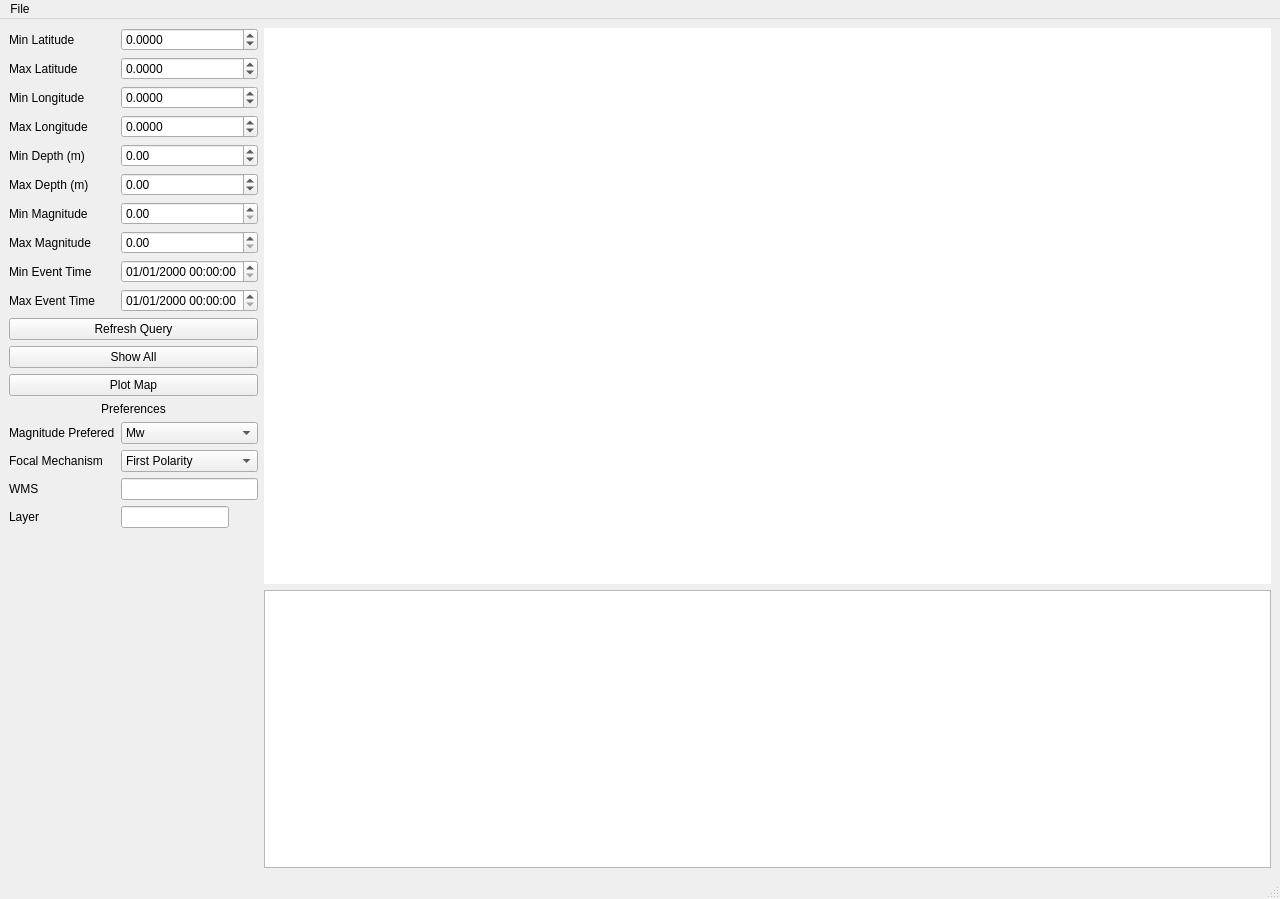
The window that isp/resources/designer_uis/EventLocationFrame.ui (ProjectISP/ISP) describes before a commit, drawn with Qt 5.
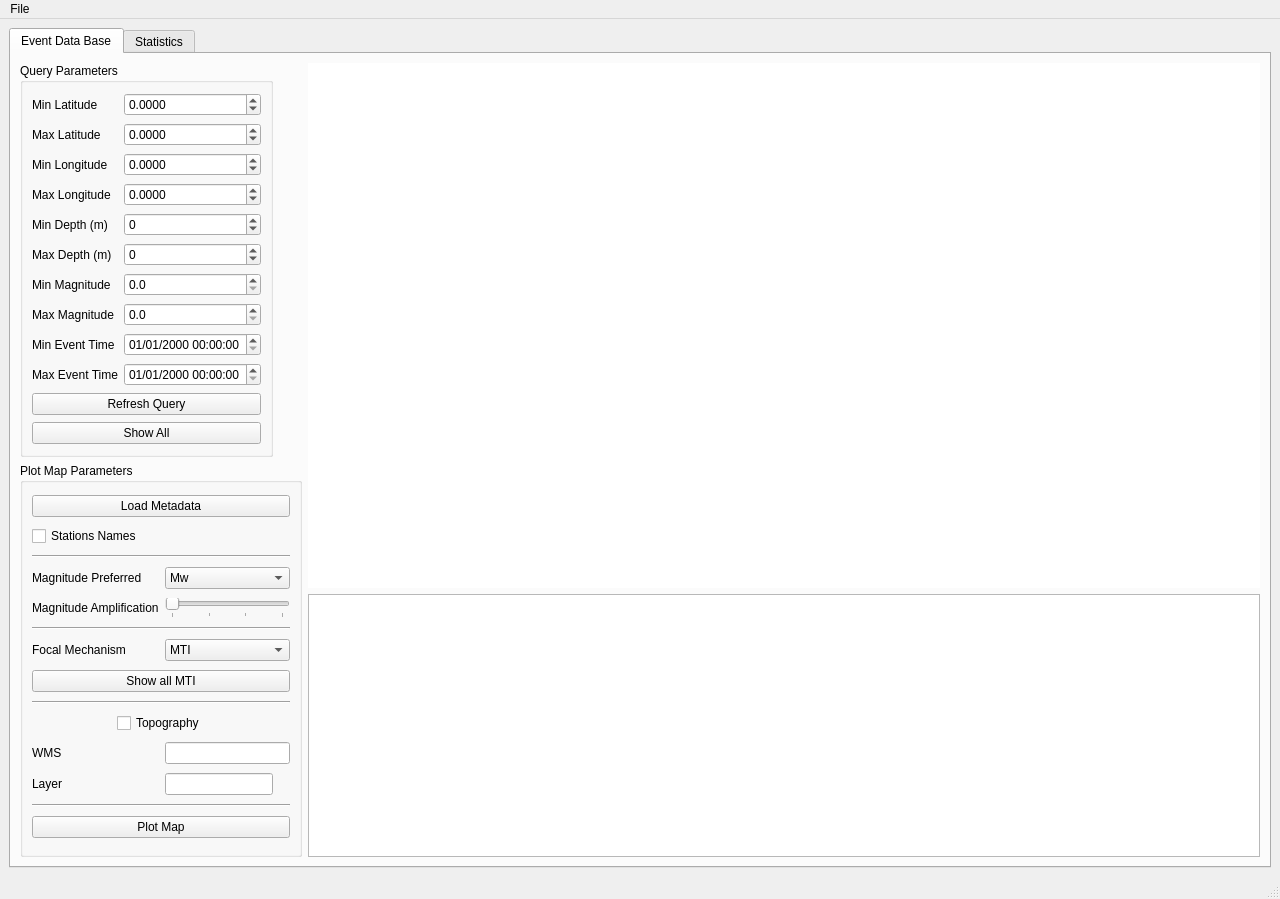
The same window after the commit. Custom widgets are drawn as their Qt base class.

Commit message: Included New DataBase Frame adapted to ISP-SurfQuake

Patch:
```diff
--- a/isp/resources/designer_uis/EventLocationFrame.ui
+++ b/isp/resources/designer_uis/EventLocationFrame.ui
@@ -34,17 +34,38 @@
    </property>
    <layout class="QHBoxLayout" name="horizontalLayout">
     <item>
-     <layout class="QFormLayout" name="formLayout">
+     <widget class="QTabWidget" name="tabWidget">
+      <property name="currentIndex">
+       <number>0</number>
+      </property>
+      <widget class="QWidget" name="tab">
+       <attribute name="title">
+        <string>Event Data Base</string>
+       </attribute>
+       <layout class="QHBoxLayout" name="horizontalLayout_2">
+        <item>
+         <layout class="QVBoxLayout" name="verticalLayout_2">
       <property name="leftMargin">
        <number>0</number>
       </property>
-      <item row="0" column="0">
-       <widget class="QLabel" name="label_2">
-        <property name="text">
-         <string>Min Latitude</string>
-        </property>
-       </widget>
-      </item>
+          <item>
+           <widget class="QGroupBox" name="groupBox">
+            <property name="sizePolicy">
+             <sizepolicy hsizetype="Maximum" vsizetype="Preferred">
+              <horstretch>0</horstretch>
+              <verstretch>0</verstretch>
+             </sizepolicy>
+            </property>
+            <property name="minimumSize">
+             <size>
+              <width>0</width>
+              <height>67</height>
+             </size>
+            </property>
+            <property name="title">
+             <string>Query Parameters</string>
+            </property>
+            <layout class="QGridLayout" name="gridLayout">
       <item row="0" column="1">
        <widget class="QDoubleSpinBox" name="minLat">
         <property name="sizePolicy">
@@ -64,29 +85,16 @@
         </property>
        </widget>
       </item>
-      <item row="1" column="0">
-       <widget class="QLabel" name="label_3">
-        <property name="text">
-         <string>Max Latitude</string>
-        </property>
-       </widget>
-      </item>
-      <item row="1" column="1">
-       <widget class="QDoubleSpinBox" name="maxLat">
+             <item row="9" column="1">
+              <widget class="QDateTimeEdit" name="maxOrig">
         <property name="sizePolicy">
          <sizepolicy hsizetype="Preferred" vsizetype="Fixed">
           <horstretch>0</horstretch>
           <verstretch>0</verstretch>
          </sizepolicy>
         </property>
-        <property name="decimals">
-         <number>4</number>
-        </property>
-        <property name="minimum">
-         <double>-90.000000000000000</double>
-        </property>
-        <property name="maximum">
-         <double>90.000000000000000</double>
+               <property name="displayFormat">
+                <string>dd/MM/yyyy HH:mm:ss</string>
         </property>
        </widget>
       </item>
@@ -97,6 +105,82 @@
         </property>
        </widget>
       </item>
+             <item row="8" column="1">
+              <widget class="QDateTimeEdit" name="minOrig">
+               <property name="sizePolicy">
+                <sizepolicy hsizetype="Preferred" vsizetype="Fixed">
+                 <horstretch>0</horstretch>
+                 <verstretch>0</verstretch>
+                </sizepolicy>
+               </property>
+               <property name="displayFormat">
+                <string>dd/MM/yyyy HH:mm:ss</string>
+               </property>
+              </widget>
+             </item>
+             <item row="5" column="0">
+              <widget class="QLabel" name="label_7">
+               <property name="text">
+                <string>Max Depth (m)</string>
+               </property>
+              </widget>
+             </item>
+             <item row="7" column="1">
+              <widget class="QDoubleSpinBox" name="maxMag">
+               <property name="sizePolicy">
+                <sizepolicy hsizetype="Preferred" vsizetype="Fixed">
+                 <horstretch>0</horstretch>
+                 <verstretch>0</verstretch>
+                </sizepolicy>
+               </property>
+               <property name="decimals">
+                <number>1</number>
+               </property>
+               <property name="maximum">
+                <double>10.000000000000000</double>
+               </property>
+              </widget>
+             </item>
+             <item row="10" column="0" colspan="2">
+              <widget class="QPushButton" name="btnRefreshQuery">
+               <property name="text">
+                <string>Refresh Query</string>
+               </property>
+              </widget>
+             </item>
+             <item row="9" column="0">
+              <widget class="QLabel" name="label_11">
+               <property name="text">
+                <string>Max Event Time</string>
+               </property>
+              </widget>
+             </item>
+             <item row="4" column="0">
+              <widget class="QLabel" name="label_6">
+               <property name="text">
+                <string>Min Depth (m)</string>
+               </property>
+              </widget>
+             </item>
+             <item row="1" column="1">
+              <widget class="QDoubleSpinBox" name="maxLat">
+               <property name="sizePolicy">
+                <sizepolicy hsizetype="Preferred" vsizetype="Fixed">
+                 <horstretch>0</horstretch>
+                 <verstretch>0</verstretch>
+                </sizepolicy>
+               </property>
+               <property name="decimals">
+                <number>4</number>
+               </property>
+               <property name="minimum">
+                <double>-90.000000000000000</double>
+               </property>
+               <property name="maximum">
+                <double>90.000000000000000</double>
+               </property>
+              </widget>
+             </item>
       <item row="2" column="1">
        <widget class="QDoubleSpinBox" name="minLon">
         <property name="sizePolicy">
@@ -116,6 +200,25 @@
         </property>
        </widget>
       </item>
+             <item row="3" column="1">
+              <widget class="QDoubleSpinBox" name="maxLon">
+               <property name="sizePolicy">
+                <sizepolicy hsizetype="Preferred" vsizetype="Fixed">
+                 <horstretch>0</horstretch>
+                 <verstretch>0</verstretch>
+                </sizepolicy>
+               </property>
+               <property name="decimals">
+                <number>4</number>
+               </property>
+               <property name="minimum">
+                <double>-180.000000000000000</double>
+               </property>
+               <property name="maximum">
+                <double>180.000000000000000</double>
+               </property>
+              </widget>
+             </item>
       <item row="3" column="0">
        <widget class="QLabel" name="label_5">
         <property name="text">
@@ -123,29 +226,16 @@
         </property>
        </widget>
       </item>
-      <item row="3" column="1">
-       <widget class="QDoubleSpinBox" name="maxLon">
+             <item row="0" column="0">
+              <widget class="QLabel" name="label_2">
         <property name="sizePolicy">
-         <sizepolicy hsizetype="Preferred" vsizetype="Fixed">
+                <sizepolicy hsizetype="Maximum" vsizetype="Preferred">
           <horstretch>0</horstretch>
           <verstretch>0</verstretch>
          </sizepolicy>
         </property>
-        <property name="decimals">
-         <number>4</number>
-        </property>
-        <property name="minimum">
-         <double>-180.000000000000000</double>
-        </property>
-        <property name="maximum">
-         <double>180.000000000000000</double>
-        </property>
-       </widget>
-      </item>
-      <item row="4" column="0">
-       <widget class="QLabel" name="label_6">
         <property name="text">
-         <string>Min Depth (m)</string>
+                <string>Min Latitude</string>
         </property>
        </widget>
       </item>
@@ -158,23 +248,16 @@
          </sizepolicy>
         </property>
         <property name="decimals">
-         <number>2</number>
+                <number>0</number>
         </property>
         <property name="minimum">
-         <double>-2000.000000000000000</double>
+                <double>-10000.000000000000000</double>
         </property>
         <property name="maximum">
          <double>900000.000000000000000</double>
         </property>
        </widget>
       </item>
-      <item row="5" column="0">
-       <widget class="QLabel" name="label_7">
-        <property name="text">
-         <string>Max Depth (m)</string>
-        </property>
-       </widget>
-      </item>
       <item row="5" column="1">
        <widget class="QDoubleSpinBox" name="maxDepth">
         <property name="sizePolicy">
@@ -187,10 +270,10 @@
          <string notr="true"/>
         </property>
         <property name="decimals">
-         <number>2</number>
+                <number>0</number>
         </property>
         <property name="minimum">
-         <double>-2000.000000000000000</double>
+                <double>-10000.000000000000000</double>
         </property>
         <property name="maximum">
          <double>9000000.000000000000000</double>
@@ -200,26 +283,6 @@
         </property>
        </widget>
       </item>
-      <item row="6" column="0">
-       <widget class="QLabel" name="label_8">
-        <property name="text">
-         <string>Min Magnitude</string>
-        </property>
-       </widget>
-      </item>
-      <item row="6" column="1">
-       <widget class="QDoubleSpinBox" name="minMag">
-        <property name="sizePolicy">
-         <sizepolicy hsizetype="Preferred" vsizetype="Fixed">
-          <horstretch>0</horstretch>
-          <verstretch>0</verstretch>
-         </sizepolicy>
-        </property>
-        <property name="maximum">
-         <double>10.990000000000000</double>
-        </property>
-       </widget>
-      </item>
       <item row="7" column="0">
        <widget class="QLabel" name="label_9">
         <property name="text">
@@ -227,16 +290,10 @@
         </property>
        </widget>
       </item>
-      <item row="7" column="1">
-       <widget class="QDoubleSpinBox" name="maxMag">
-        <property name="sizePolicy">
-         <sizepolicy hsizetype="Preferred" vsizetype="Fixed">
-          <horstretch>0</horstretch>
-          <verstretch>0</verstretch>
-         </sizepolicy>
-        </property>
-        <property name="maximum">
-         <double>10.000000000000000</double>
+             <item row="6" column="0">
+              <widget class="QLabel" name="label_8">
+               <property name="text">
+                <string>Min Magnitude</string>
         </property>
        </widget>
       </item>
@@ -247,43 +304,26 @@
         </property>
        </widget>
       </item>
-      <item row="8" column="1">
-       <widget class="QDateTimeEdit" name="minOrig">
+             <item row="6" column="1">
+              <widget class="QDoubleSpinBox" name="minMag">
         <property name="sizePolicy">
          <sizepolicy hsizetype="Preferred" vsizetype="Fixed">
           <horstretch>0</horstretch>
           <verstretch>0</verstretch>
          </sizepolicy>
         </property>
-        <property name="displayFormat">
-         <string>dd/MM/yyyy HH:mm:ss</string>
-        </property>
-       </widget>
-      </item>
-      <item row="9" column="0">
-       <widget class="QLabel" name="label_11">
-        <property name="text">
-         <string>Max Event Time</string>
+               <property name="decimals">
+                <number>1</number>
+               </property>
+               <property name="maximum">
+                <double>11.000000000000000</double>
         </property>
        </widget>
       </item>
-      <item row="9" column="1">
-       <widget class="QDateTimeEdit" name="maxOrig">
-        <property name="sizePolicy">
-         <sizepolicy hsizetype="Preferred" vsizetype="Fixed">
-          <horstretch>0</horstretch>
-          <verstretch>0</verstretch>
-         </sizepolicy>
-        </property>
-        <property name="displayFormat">
-         <string>dd/MM/yyyy HH:mm:ss</string>
-        </property>
-       </widget>
-      </item>
-      <item row="10" column="0" colspan="2">
-       <widget class="QPushButton" name="btnRefreshQuery">
+             <item row="1" column="0">
+              <widget class="QLabel" name="label_3">
         <property name="text">
-         <string>Refresh Query</string>
+                <string>Max Latitude</string>
         </property>
        </widget>
       </item>
@@ -294,83 +334,108 @@
         </property>
        </widget>
       </item>
-      <item row="12" column="0" colspan="2">
-       <widget class="QPushButton" name="PlotMapBtn">
-        <property name="text">
-         <string>Plot Map</string>
-        </property>
-       </widget>
-      </item>
-      <item row="13" column="0" colspan="2">
-       <widget class="QLabel" name="label">
+            </layout>
+           </widget>
+          </item>
+          <item>
+           <widget class="QGroupBox" name="groupBox_2">
+            <property name="minimumSize">
+             <size>
+              <width>117</width>
+              <height>66</height>
+             </size>
+            </property>
+            <property name="title">
+             <string>Plot Map Parameters</string>
+            </property>
+            <layout class="QGridLayout" name="gridLayout_2">
+             <item row="4" column="1">
+              <widget class="QSlider" name="magSlider">
+               <property name="sizePolicy">
+                <sizepolicy hsizetype="Preferred" vsizetype="Fixed">
+                 <horstretch>0</horstretch>
+                 <verstretch>0</verstretch>
+                </sizepolicy>
+               </property>
+               <property name="minimum">
+                <number>1</number>
+               </property>
+               <property name="maximum">
+                <number>4</number>
+               </property>
+               <property name="singleStep">
+                <number>5</number>
+               </property>
+               <property name="value">
+                <number>1</number>
+               </property>
+               <property name="orientation">
+                <enum>Qt::Horizontal</enum>
+               </property>
+               <property name="tickPosition">
+                <enum>QSlider::TicksBelow</enum>
+               </property>
+               <property name="tickInterval">
+                <number>1</number>
+               </property>
+              </widget>
+             </item>
+             <item row="9" column="0" colspan="2" alignment="Qt::AlignHCenter">
+              <widget class="QCheckBox" name="topoCB">
         <property name="text">
-         <string>Preferences</string>
-        </property>
-        <property name="alignment">
-         <set>Qt::AlignCenter</set>
+                <string>Topography</string>
+               </property>
+              </widget>
+             </item>
+             <item row="8" column="0" colspan="2">
+              <widget class="Line" name="line">
+               <property name="orientation">
+                <enum>Qt::Horizontal</enum>
         </property>
        </widget>
       </item>
-      <item row="14" column="0">
+             <item row="11" column="0">
+              <widget class="QLabel" name="label_15">
+               <property name="sizePolicy">
+                <sizepolicy hsizetype="Maximum" vsizetype="Preferred">
+                 <horstretch>0</horstretch>
+                 <verstretch>0</verstretch>
+                </sizepolicy>
+               </property>
+               <property name="text">
+                <string>Layer</string>
+               </property>
+              </widget>
+             </item>
+             <item row="3" column="0">
        <widget class="QLabel" name="label_12">
         <property name="text">
-         <string>Magnitude Prefered</string>
+                <string>Magnitude Preferred</string>
         </property>
        </widget>
       </item>
-      <item row="14" column="1">
-       <widget class="QComboBox" name="magnitudeCB">
-        <item>
-         <property name="text">
-          <string>Mw</string>
-         </property>
-        </item>
-        <item>
-         <property name="text">
-          <string>Ms</string>
-         </property>
-        </item>
-        <item>
-         <property name="text">
-          <string>ML</string>
-         </property>
-        </item>
-        <item>
-         <property name="text">
-          <string>Mc</string>
-         </property>
-        </item>
-       </widget>
-      </item>
-      <item row="15" column="0">
-       <widget class="QLabel" name="label_13">
-        <property name="text">
-         <string>Focal Mechanism</string>
-        </property>
-       </widget>
-      </item>
-      <item row="15" column="1">
+             <item row="6" column="1">
        <widget class="QComboBox" name="methodCB">
-        <item>
-         <property name="text">
-          <string>First Polarity</string>
-         </property>
-        </item>
         <item>
          <property name="text">
           <string>MTI</string>
          </property>
         </item>
-       </widget>
-      </item>
-      <item row="16" column="0">
-       <widget class="QLabel" name="label_14">
+               <item>
+                <property name="text">
+                 <string>First Polarity</string>
+                </property>
+               </item>
+              </widget>
+             </item>
+             <item row="6" column="0">
+              <widget class="QLabel" name="label_13">
         <property name="text">
-         <string>WMS</string>
+                <string>Focal Mechanism</string>
         </property>
        </widget>
       </item>
-      <item row="16" column="1">
+             <item row="10" column="1">
        <widget class="QLineEdit" name="wmsLE">
         <property name="sizePolicy">
          <sizepolicy hsizetype="Minimum" vsizetype="Fixed">
@@ -386,14 +451,7 @@
         </property>
        </widget>
       </item>
-      <item row="17" column="0">
-       <widget class="QLabel" name="label_15">
-        <property name="text">
-         <string>Layer</string>
-        </property>
-       </widget>
-      </item>
-      <item row="17" column="1">
+             <item row="11" column="1">
        <widget class="QLineEdit" name="layerLE">
         <property name="sizePolicy">
          <sizepolicy hsizetype="Maximum" vsizetype="Fixed">
@@ -403,6 +461,102 @@
         </property>
        </widget>
       </item>
+             <item row="10" column="0">
+              <widget class="QLabel" name="label_14">
+               <property name="sizePolicy">
+                <sizepolicy hsizetype="Maximum" vsizetype="Preferred">
+                 <horstretch>0</horstretch>
+                 <verstretch>0</verstretch>
+                </sizepolicy>
+               </property>
+               <property name="text">
+                <string>WMS</string>
+               </property>
+              </widget>
+             </item>
+             <item row="3" column="1">
+              <widget class="QComboBox" name="magnitudeCB">
+               <item>
+                <property name="text">
+                 <string>Mw</string>
+                </property>
+               </item>
+               <item>
+                <property name="text">
+                 <string>Ms</string>
+                </property>
+               </item>
+               <item>
+                <property name="text">
+                 <string>ML</string>
+                </property>
+               </item>
+               <item>
+                <property name="text">
+                 <string>Mc</string>
+                </property>
+               </item>
+              </widget>
+             </item>
+             <item row="13" column="0" colspan="2">
+              <widget class="QPushButton" name="PlotMapBtn">
+               <property name="text">
+                <string>Plot Map</string>
+               </property>
+              </widget>
+             </item>
+             <item row="4" column="0">
+              <widget class="QLabel" name="label_21">
+               <property name="text">
+                <string>Magnitude Amplification</string>
+               </property>
+              </widget>
+             </item>
+             <item row="2" column="0" colspan="2">
+              <widget class="Line" name="line_3">
+               <property name="orientation">
+                <enum>Qt::Horizontal</enum>
+               </property>
+              </widget>
+             </item>
+             <item row="1" column="0">
+              <widget class="QCheckBox" name="stationNameCB">
+               <property name="text">
+                <string>Stations Names</string>
+               </property>
+              </widget>
+             </item>
+             <item row="5" column="0" colspan="2">
+              <widget class="Line" name="line_4">
+               <property name="orientation">
+                <enum>Qt::Horizontal</enum>
+               </property>
+              </widget>
+             </item>
+             <item row="0" column="0" colspan="2">
+              <widget class="QPushButton" name="loadMetaBtn">
+               <property name="text">
+                <string>Load Metadata</string>
+               </property>
+              </widget>
+             </item>
+             <item row="12" column="0" colspan="2">
+              <widget class="Line" name="line_2">
+               <property name="orientation">
+                <enum>Qt::Horizontal</enum>
+               </property>
+              </widget>
+             </item>
+             <item row="7" column="0" colspan="2">
+              <widget class="QPushButton" name="showMTIBtn">
+               <property name="text">
+                <string>Show all MTI</string>
+               </property>
+              </widget>
+             </item>
+            </layout>
+           </widget>
+          </item>
      </layout>
     </item>
     <item>
@@ -433,6 +587,173 @@
     </item>
    </layout>
   </widget>
+      <widget class="QWidget" name="tab_2">
+       <attribute name="title">
+        <string>Statistics</string>
+       </attribute>
+       <layout class="QHBoxLayout" name="horizontalLayout_3">
+        <item>
+         <layout class="QVBoxLayout" name="verticalLayout_3">
+          <property name="leftMargin">
+           <number>0</number>
+          </property>
+          <item>
+           <widget class="QGroupBox" name="groupBox_3">
+            <property name="title">
+             <string>Statistics Parameters</string>
+            </property>
+            <layout class="QGridLayout" name="gridLayout_3">
+             <item row="1" column="0">
+              <widget class="QLabel" name="label_18">
+               <property name="text">
+                <string>Number of bins</string>
+               </property>
+              </widget>
+             </item>
+             <item row="2" column="1">
+              <widget class="QDoubleSpinBox" name="minMagCB">
+               <property name="minimum">
+                <double>-2.000000000000000</double>
+               </property>
+              </widget>
+             </item>
+             <item row="4" column="0" colspan="4" alignment="Qt::AlignHCenter">
+              <widget class="QLabel" name="label">
+               <property name="text">
+                <string>Statistics Summary</string>
+               </property>
+              </widget>
+             </item>
+             <item row="2" column="2">
+              <widget class="QLabel" name="label_17">
+               <property name="text">
+                <string>Max Magnitude</string>
+               </property>
+              </widget>
+             </item>
+             <item row="2" column="0">
+              <widget class="QLabel" name="label_16">
+               <property name="text">
+                <string>Min Magnitude</string>
+               </property>
+              </widget>
+             </item>
+             <item row="2" column="3">
+              <widget class="QDoubleSpinBox" name="maxMagCB"/>
+             </item>
+             <item row="5" column="0" colspan="5">
+              <widget class="QPlainTextEdit" name="statistics_Text"/>
+             </item>
+             <item row="7" column="0" colspan="3">
+              <widget class="QPushButton" name="run_statisticsBtn">
+               <property name="text">
+                <string>Run and Plot</string>
+               </property>
+              </widget>
+             </item>
+             <item row="7" column="3">
+              <widget class="QPushButton" name="clearStatisticsBtn">
+               <property name="text">
+                <string>clear</string>
+               </property>
+              </widget>
+             </item>
+             <item row="1" column="1" colspan="2">
+              <widget class="QComboBox" name="binsSelectionCB">
+               <item>
+                <property name="text">
+                 <string>Auto</string>
+                </property>
+               </item>
+               <item>
+                <property name="text">
+                 <string>Manual</string>
+                </property>
+               </item>
+              </widget>
+             </item>
+             <item row="1" column="3">
+              <widget class="QSpinBox" name="numBinsSB">
+               <property name="maximum">
+                <number>1000</number>
+               </property>
+               <property name="value">
+                <number>25</number>
+               </property>
+              </widget>
+             </item>
+             <item row="6" column="3">
+              <spacer name="verticalSpacer">
+               <property name="orientation">
+                <enum>Qt::Vertical</enum>
+               </property>
+               <property name="sizeHint" stdset="0">
+                <size>
+                 <width>20</width>
+                 <height>40</height>
+                </size>
+               </property>
+              </spacer>
+             </item>
+             <item row="3" column="1">
+              <widget class="QSpinBox" name="magBinsSB">
+               <property name="value">
+                <number>10</number>
+               </property>
+              </widget>
+             </item>
+             <item row="3" column="0">
+              <widget class="QLabel" name="label_19">
+               <property name="text">
+                <string>Magnitudes bins</string>
+               </property>
+              </widget>
+             </item>
+             <item row="3" column="2">
+              <widget class="QLabel" name="label_20">
+               <property name="text">
+                <string>Mag Preferred</string>
+               </property>
+              </widget>
+             </item>
+             <item row="3" column="3">
+              <widget class="QComboBox" name="magPrefCB">
+               <item>
+                <property name="text">
+                 <string>Mw</string>
+                </property>
+               </item>
+               <item>
+                <property name="text">
+                 <string>ML</string>
+                </property>
+               </item>
+              </widget>
+             </item>
+            </layout>
+           </widget>
+          </item>
+         </layout>
+        </item>
+        <item>
+         <widget class="MatplotlibWidgetStatistics" name="statistics_widget" native="true">
+          <property name="sizePolicy">
+           <sizepolicy hsizetype="Expanding" vsizetype="Preferred">
+            <horstretch>0</horstretch>
+            <verstretch>0</verstretch>
+           </sizepolicy>
+          </property>
+          <property name="styleSheet">
+           <string notr="true">background-color: rgb(255, 255, 255);</string>
+          </property>
+         </widget>
+        </item>
+       </layout>
+      </widget>
+     </widget>
+    </item>
+   </layout>
+  </widget>
   <widget class="QMenuBar" name="menubar">
    <property name="geometry">
     <rect>
@@ -467,7 +788,13 @@
   <customwidget>
    <class>MatplotlibWidget</class>
    <extends>QWidget</extends>
-   <header>isp/db/map_class/clases_mpl_pyqt</header>
+   <header location="global">isp/db/map_class/clases_mpl_pyqt</header>
+   <container>1</container>
+  </customwidget>
+  <customwidget>
+   <class>MatplotlibWidgetStatistics</class>
+   <extends>QWidget</extends>
+   <header location="global">isp/db/map_class/clases_mpl_pyqt_statistics</header>
    <container>1</container>
   </customwidget>
  </customwidgets>
```
Left out of the diff: 15 changed lines with no effect on the pictures. Lines whose indentation alone changed are shown as unchanged. The commit also changes 22 other files.
